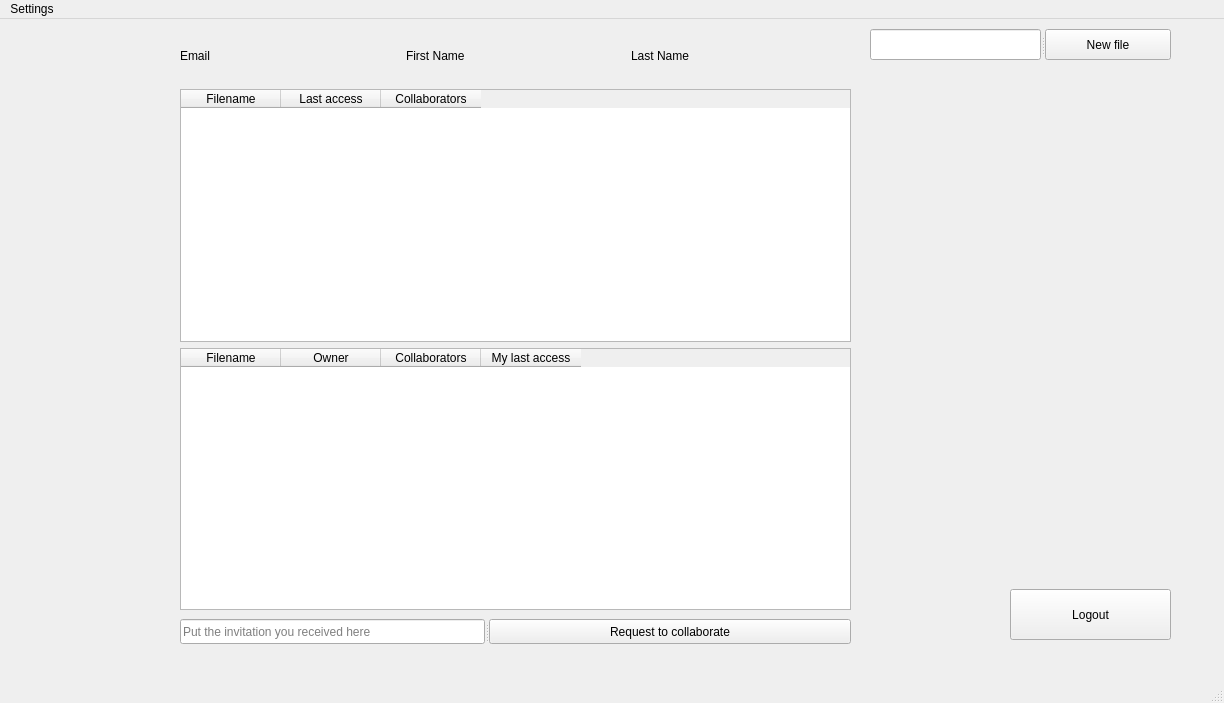
This is src/client/view/PersonalPage.ui in pinoOgni/VirgiliumEditor as Qt 5 draws it before an edit. The edited form follows.
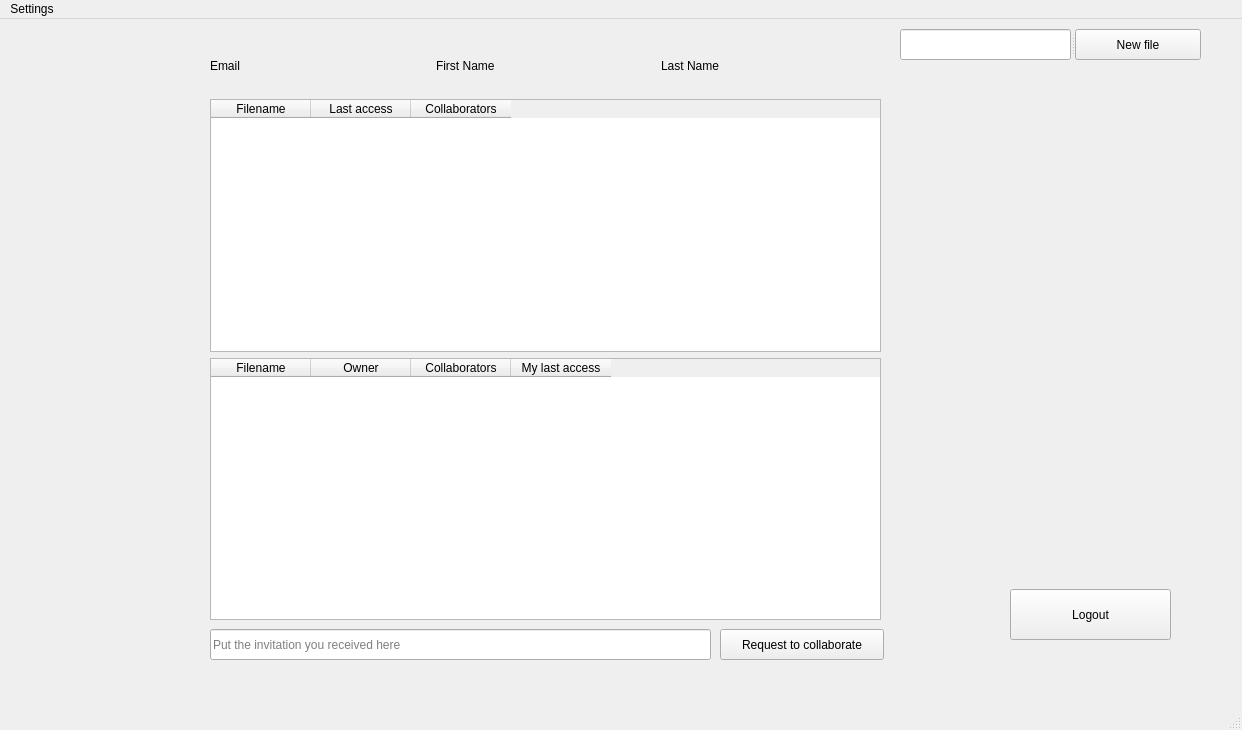
This is the edited form.

What changed in the file:
```diff
--- a/src/client/view/PersonalPage.ui
+++ b/src/client/view/PersonalPage.ui
@@ -6,8 +6,8 @@
    <rect>
     <x>0</x>
     <y>0</y>
-    <width>1224</width>
-    <height>703</height>
+    <width>1242</width>
+    <height>730</height>
    </rect>
   </property>
   <property name="mouseTracking">
@@ -33,7 +33,7 @@
    <widget class="QSplitter" name="splitter">
     <property name="geometry">
      <rect>
-      <x>870</x>
+      <x>900</x>
       <y>10</y>
       <width>301</width>
       <height>31</height>
@@ -82,13 +82,62 @@
    <widget class="QWidget" name="layoutWidget">
     <property name="geometry">
      <rect>
-      <x>180</x>
-      <y>30</y>
+      <x>210</x>
+      <y>40</y>
       <width>671</width>
       <height>561</height>
      </rect>
     </property>
     <layout class="QGridLayout" name="gridLayout_2">
+     <item row="1" column="0">
+      <widget class="QTableWidget" name="tableWidget">
+       <property name="maximumSize">
+        <size>
+         <width>16777215</width>
+         <height>253</height>
+        </size>
+       </property>
+       <column>
+        <property name="text">
+         <string>Filename</string>
+        </property>
+       </column>
+       <column>
+        <property name="text">
+         <string>Last access</string>
+        </property>
+       </column>
+       <column>
+        <property name="text">
+         <string>Collaborators</string>
+        </property>
+       </column>
+      </widget>
+     </item>
+     <item row="2" column="0">
+      <widget class="QTableWidget" name="tableWidget_2">
+       <column>
+        <property name="text">
+         <string>Filename</string>
+        </property>
+       </column>
+       <column>
+        <property name="text">
+         <string>Owner</string>
+        </property>
+       </column>
+       <column>
+        <property name="text">
+         <string>Collaborators</string>
+        </property>
+       </column>
+       <column>
+        <property name="text">
+         <string>My last access</string>
+        </property>
+       </column>
+      </widget>
+     </item>
      <item row="0" column="0">
       <layout class="QGridLayout" name="gridLayout">
        <item row="1" column="2">
@@ -135,79 +184,33 @@
        </item>
       </layout>
      </item>
-     <item row="1" column="0">
-      <widget class="QTableWidget" name="tableWidget">
-       <property name="maximumSize">
-        <size>
-         <width>16777215</width>
-         <height>253</height>
-        </size>
-       </property>
-       <column>
-        <property name="text">
-         <string>Filename</string>
-        </property>
-       </column>
-       <column>
-        <property name="text">
-         <string>Last access</string>
-        </property>
-       </column>
-       <column>
-        <property name="text">
-         <string>Collaborators</string>
-        </property>
-       </column>
-      </widget>
-     </item>
-     <item row="2" column="0">
-      <widget class="QTableWidget" name="tableWidget_2">
-       <column>
-        <property name="text">
-         <string>Filename</string>
-        </property>
-       </column>
-       <column>
-        <property name="text">
-         <string>Owner</string>
-        </property>
-       </column>
-       <column>
-        <property name="text">
-         <string>Collaborators</string>
-        </property>
-       </column>
-       <column>
-        <property name="text">
-         <string>My last access</string>
-        </property>
-       </column>
-      </widget>
-     </item>
     </layout>
    </widget>
-   <widget class="QSplitter" name="splitter_2">
+   <widget class="QLineEdit" name="invitationCode">
     <property name="geometry">
      <rect>
-      <x>180</x>
-      <y>600</y>
-      <width>671</width>
-      <height>25</height>
+      <x>210</x>
+      <y>610</y>
+      <width>501</width>
+      <height>31</height>
      </rect>
     </property>
-    <property name="orientation">
-     <enum>Qt::Horizontal</enum>
+    <property name="placeholderText">
+     <string>Put the invitation you received here</string>
     </property>
-    <widget class="QLineEdit" name="lineEdit">
-     <property name="placeholderText">
-      <string>Put the invitation you received here</string>
-     </property>
-    </widget>
-    <widget class="QPushButton" name="pushButton">
-     <property name="text">
-      <string>Request to collaborate</string>
-     </property>
-    </widget>
+   </widget>
+   <widget class="QPushButton" name="requestToCollaborate">
+    <property name="geometry">
+     <rect>
+      <x>720</x>
+      <y>610</y>
+      <width>164</width>
+      <height>31</height>
+     </rect>
+    </property>
+    <property name="text">
+     <string>Request to collaborate</string>
+    </property>
    </widget>
   </widget>
   <widget class="QStatusBar" name="statusbar"/>
@@ -216,7 +219,7 @@
     <rect>
      <x>0</x>
      <y>0</y>
-     <width>1224</width>
+     <width>1242</width>
      <height>22</height>
     </rect>
    </property>
```
